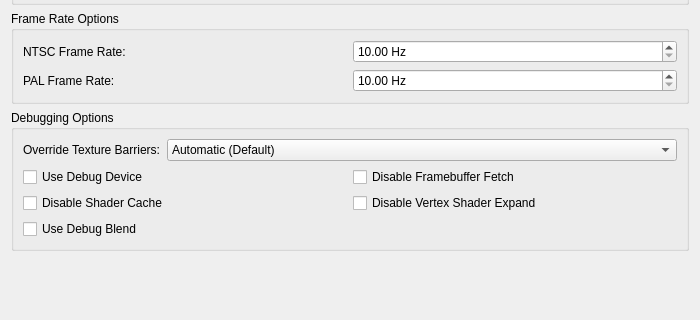
The window that pcsx2-qt/Settings/GraphicsAdvancedSettingsTab.ui (ARMSX2/ARMSX2) describes before a commit, drawn with Qt 5; both pictures show x 0 to 700 and y 285 to 605 of the 700 by 605 pixel window.
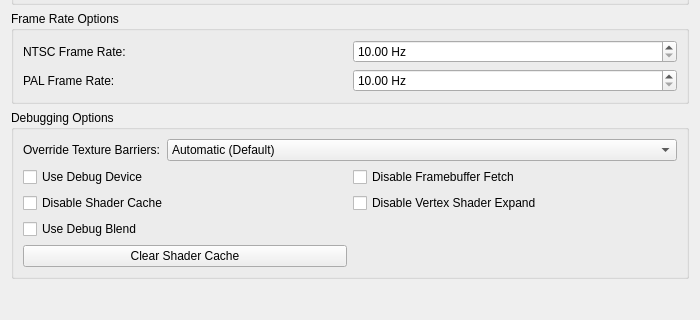
The same window after the commit.

Commit message:
Qt, FullscreenUI: Clear Shader Cache
A button in the advanced graphics settings (global settings only) and in
the fullscreen UI deletes every GS shader and pipeline cache file,
including debug variants, key lists and leftover temporary files. It is
refused while a game runs, since the renderer holds the files open and
would write its pipelines straight back.

The edit to the form file:
```diff
--- a/pcsx2-qt/Settings/GraphicsAdvancedSettingsTab.ui
+++ b/pcsx2-qt/Settings/GraphicsAdvancedSettingsTab.ui
@@ -381,6 +381,13 @@
           </property>
          </widget>
         </item>
+        <item row="3" column="0">
+         <widget class="QPushButton" name="clearShaderCache">
+          <property name="text">
+           <string>Clear Shader Cache</string>
+          </property>
+         </widget>
+        </item>
        </layout>
       </item>
      </layout>
```
Left out of the diff: 1 changed line with no effect on the pictures. The commit also changes 3 other files.
